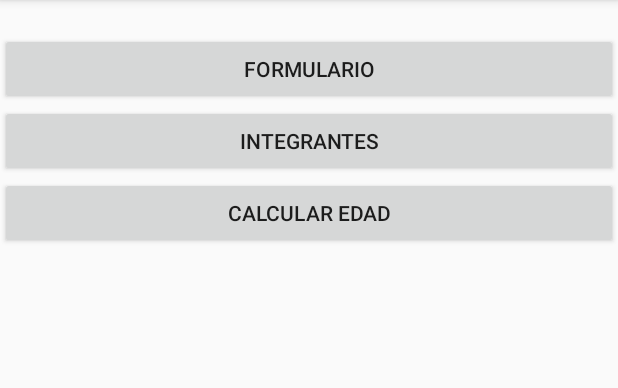
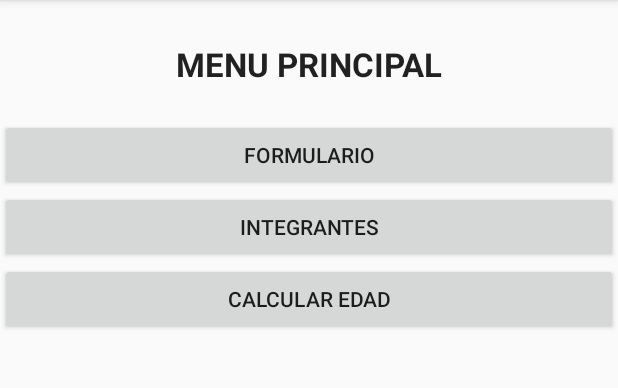
Before and after one commit to yesidvalencia90/presentacionEquipo, an Android app: the screen it shows after launch (MainActivity), on a phone screen of 412 x 824 dp, the part 84-472 px from its top. Run offline under Robolectric (Android 15) with nearby library versions, the phone set to English and light mode, and no system bars.

Commit message:
Title for activities.

```diff
--- a/app/src/main/res/layout/activity_main.xml
+++ b/app/src/main/res/layout/activity_main.xml
@@ -7,26 +7,35 @@
     android:orientation="vertical"
     tools:context=".MainActivity">
 
+    <TextView
+        android:layout_width="match_parent"
+        android:layout_height="wrap_content"
+        android:paddingTop="28dp"
+        android:text="@string/mainMenuTitle"
+        android:textAlignment="center"
+        android:textAppearance="@style/TextAppearance.AppCompat.Large"
+        android:textStyle="bold" />
+
     <Button
         android:id="@+id/btnForm"
         android:layout_width="match_parent"
         android:layout_height="wrap_content"
-        android:text="@string/form"
         android:layout_marginTop="10pt"
-        android:onClick="showForm"/>
+        android:onClick="showForm"
+        android:text="@string/form" />
 
     <Button
         android:id="@+id/btnIntegrants"
         android:layout_width="match_parent"
         android:layout_height="wrap_content"
-        android:text="@string/integrants"
-        android:onClick="showIntegrants"/>
+        android:onClick="showIntegrants"
+        android:text="@string/integrants" />
 
     <Button
         android:id="@+id/btnAge"
         android:layout_width="match_parent"
         android:layout_height="wrap_content"
-        android:text="@string/age"
-        android:onClick="showDatePicker"/>
+        android:onClick="showDatePicker"
+        android:text="@string/age" />
 
 </LinearLayout>
--- a/app/src/main/res/values/strings.xml
+++ b/app/src/main/res/values/strings.xml
@@ -23,4 +23,9 @@
     <string name="confirmDialogTitle">Eliminar Integrante:</string>
     <string name="confirmDelete">Continuar</string>
     <string name="cancelDelete">Cancelar</string>
+    <string name="mainMenuTitle">MENU PRINCIPAL</string>
+    <string name="formTitle">REGISTRATE COMO INTEGRANTE</string>
+    <string name="actualIntegrants">INTEGRANTES ACTUALES</string>
+    <string name="calculateAge">CALCULA TU EDAD</string>
+    <string name="personalInfo">INFORMACION PERSONAL</string>
 </resources>
```
Also changed, not shown: app/src/main/res/layout/activity_age.xml (+10 -0 lines), app/src/main/res/layout/activity_form.xml (+12 -2 lines), app/src/main/res/layout/edit_integrant_layout.xml (+16 -6 lines), app/src/main/res/layout/integrants_list.xml (+10 -1 lines).
